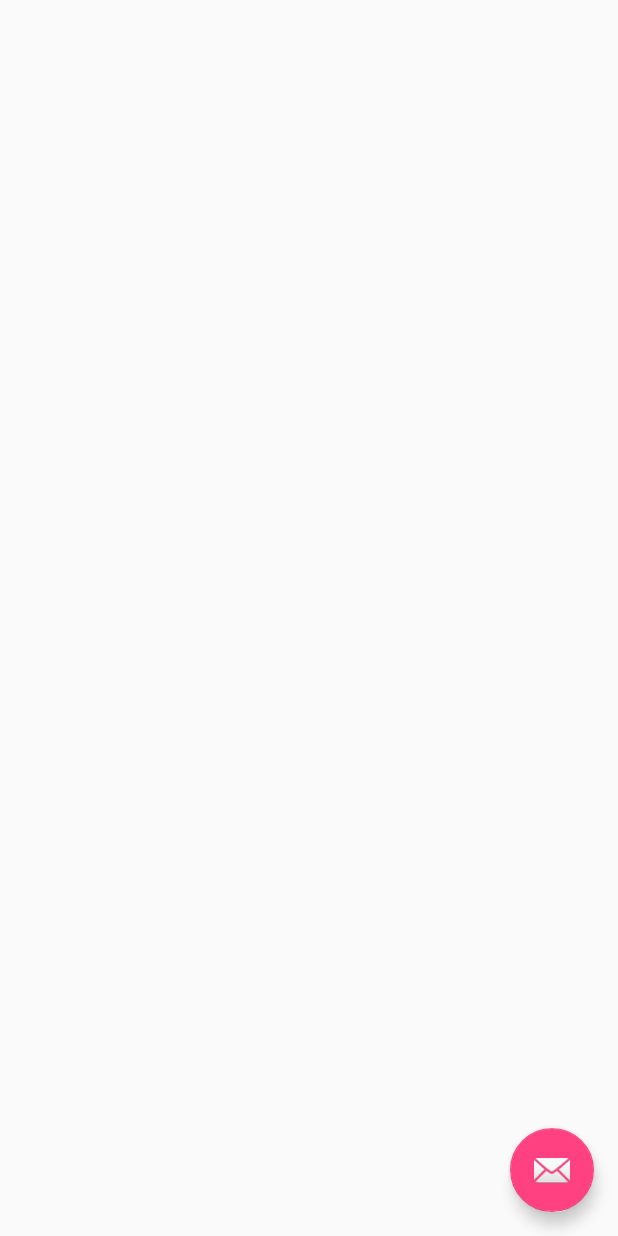
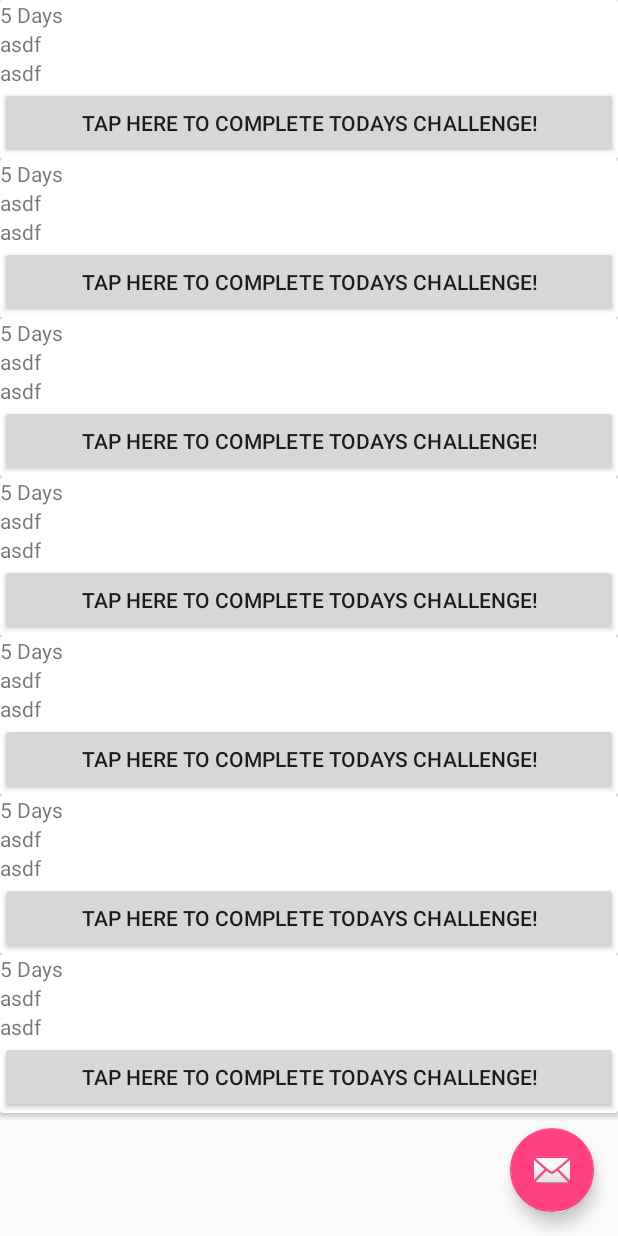
Before and after one commit to AmyDZeng/30Days, an Android app: the screen it shows after launch (MainActivity), on a phone screen of 412 x 824 dp. Run offline under Robolectric (Android 15) with nearby library versions, the phone set to English and light mode, and no system bars.

Commit message:
add adapter to main recyclerview with dummy data

```diff
--- a/app/src/main/java/com/days/a30/a30days/MainActivity.java
+++ b/app/src/main/java/com/days/a30/a30days/MainActivity.java
@@ -1,20 +1,19 @@
 package com.days.a30.a30days;
 
-import android.content.SharedPreferences;
 import android.os.Bundle;
 import android.support.design.widget.FloatingActionButton;
 import android.support.design.widget.Snackbar;
 import android.support.v7.app.AppCompatActivity;
 import android.support.v7.widget.LinearLayoutManager;
 import android.support.v7.widget.RecyclerView;
-import android.support.v7.widget.Toolbar;
 import android.view.View;
-import android.view.Menu;
-import android.view.MenuItem;
+
+import java.util.ArrayList;
 
 public class MainActivity extends AppCompatActivity {
 
     RecyclerView mRecyclerView;
+    RVAdapter mAdapter;
     LinearLayoutManager mLayoutManager;
 
     @Override
@@ -28,6 +27,8 @@ public class MainActivity extends AppCompatActivity {
         mLayoutManager = new LinearLayoutManager(getBaseContext());
         mRecyclerView.setLayoutManager(mLayoutManager);
 
+        setUpRecyclerView();
+
         FloatingActionButton fab = (FloatingActionButton) findViewById(R.id.fab);
         fab.setOnClickListener(new View.OnClickListener() {
             @Override
@@ -36,6 +37,21 @@ public class MainActivity extends AppCompatActivity {
                         .setAction("Action", null).show();
             }
         });
+    }
+
+    public void setUpRecyclerView() {
+        // TODO: grab data here
+        ArrayList<Challenge> data = new ArrayList<>();
+        data.add(new Challenge(5,"asdf","asdf",false));
+        data.add(new Challenge(5,"asdf","asdf",false));
+        data.add(new Challenge(5,"asdf","asdf",false));
+        data.add(new Challenge(5,"asdf","asdf",false));
+        data.add(new Challenge(5,"asdf","asdf",false));
+        data.add(new Challenge(5,"asdf","asdf",false));
+        data.add(new Challenge(5,"asdf","asdf",false));
+        mAdapter = new RVAdapter(data);
+        mRecyclerView.setAdapter(mAdapter);
+        mAdapter.notifyDataSetChanged();
     }
 
     // TODO: handle the mem writes here
--- a/app/src/main/java/com/days/a30/a30days/RVAdapter.java
+++ b/app/src/main/java/com/days/a30/a30days/RVAdapter.java
@@ -16,6 +16,10 @@ import java.util.ArrayList;
 public class RVAdapter extends RecyclerView.Adapter<RVAdapter.ViewHolder> {
 
     ArrayList<Challenge> mData = new ArrayList<>();
+
+    public RVAdapter(ArrayList<Challenge> data) {
+        mData = data;
+    }
 
     @Override
     public ViewHolder onCreateViewHolder(ViewGroup parent, int viewType) {
```
